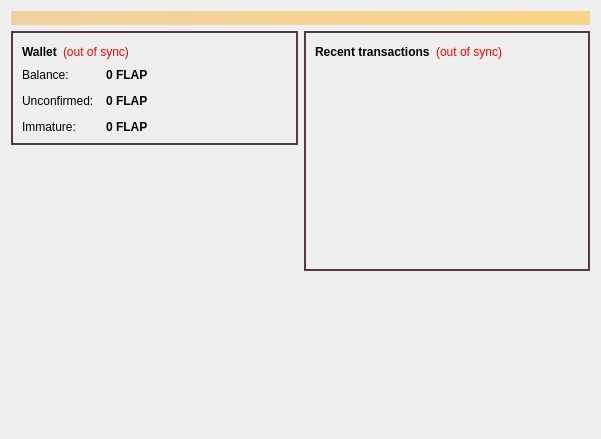
Crestington/flappycoin-master, file src/qt/forms/overviewpage.ui: the form before one commit.
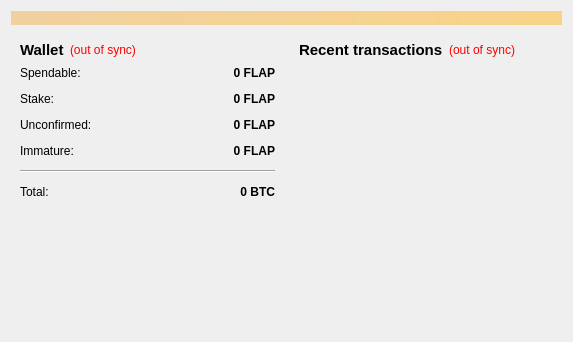
The form after the commit. Icons and pictures are not drawn.

```diff
--- a/src/qt/forms/overviewpage.ui
+++ b/src/qt/forms/overviewpage.ui
@@ -6,8 +6,8 @@
    <rect>
     <x>0</x>
     <y>0</y>
-    <width>601</width>
-    <height>439</height>
+    <width>573</width>
+    <height>342</height>
    </rect>
   </property>
   <property name="windowTitle">
@@ -35,18 +35,7 @@
      <item>
       <layout class="QVBoxLayout" name="verticalLayout_2">
        <item>
-        <widget class="QFrame" name="frame">
-         <property name="styleSheet">
-          <string notr="true">#frame {
-border: 2px solid #553746;
-}</string>
-         </property>
-         <property name="frameShape">
-          <enum>QFrame::StyledPanel</enum>
-         </property>
-         <property name="frameShadow">
-          <enum>QFrame::Raised</enum>
-         </property>
+        <widget class="QWidget" name="widget" native="true">
          <layout class="QVBoxLayout" name="verticalLayout_4">
           <item>
            <layout class="QHBoxLayout" name="horizontalLayout_4">
@@ -54,6 +43,7 @@
              <widget class="QLabel" name="label_5">
               <property name="font">
                <font>
+                <pointsize>11</pointsize>
                 <weight>75</weight>
                 <bold>true</bold>
                </font>
@@ -108,7 +98,7 @@
             <item row="0" column="0">
              <widget class="QLabel" name="label">
               <property name="text">
-               <string>Balance:</string>
+               <string>Spendable:</string>
               </property>
              </widget>
             </item>
@@ -129,19 +119,54 @@
               <property name="text">
                <string notr="true">0 FLAP</string>
               </property>
+              <property name="alignment">
+               <set>Qt::AlignRight|Qt::AlignTrailing|Qt::AlignVCenter</set>
+              </property>
               <property name="textInteractionFlags">
                <set>Qt::LinksAccessibleByMouse|Qt::TextSelectableByKeyboard|Qt::TextSelectableByMouse</set>
               </property>
              </widget>
             </item>
             <item row="1" column="0">
+             <widget class="QLabel" name="label_6">
+              <property name="text">
+               <string>Stake:</string>
+              </property>
+             </widget>
+            </item>
+            <item row="1" column="1">
+             <widget class="QLabel" name="labelStake">
+              <property name="font">
+               <font>
+                <weight>75</weight>
+                <bold>true</bold>
+               </font>
+              </property>
+              <property name="cursor">
+               <cursorShape>IBeamCursor</cursorShape>
+              </property>
+              <property name="toolTip">
+               <string>Total of coins that was staked, and do not yet count toward the current balance</string>
+              </property>
+              <property name="text">
+               <string notr="true">0 FLAP</string>
+              </property>
+              <property name="alignment">
+               <set>Qt::AlignRight|Qt::AlignTrailing|Qt::AlignVCenter</set>
+              </property>
+              <property name="textInteractionFlags">
+               <set>Qt::LinksAccessibleByMouse|Qt::TextSelectableByKeyboard|Qt::TextSelectableByMouse</set>
+              </property>
+             </widget>
+            </item>
+            <item row="2" column="0">
              <widget class="QLabel" name="label_3">
               <property name="text">
                <string>Unconfirmed:</string>
               </property>
              </widget>
             </item>
-            <item row="1" column="1">
+            <item row="2" column="1">
              <widget class="QLabel" name="labelUnconfirmed">
               <property name="font">
                <font>
@@ -158,19 +183,22 @@
               <property name="text">
                <string notr="true">0 FLAP</string>
               </property>
+              <property name="alignment">
+               <set>Qt::AlignRight|Qt::AlignTrailing|Qt::AlignVCenter</set>
+              </property>
               <property name="textInteractionFlags">
                <set>Qt::LinksAccessibleByMouse|Qt::TextSelectableByKeyboard|Qt::TextSelectableByMouse</set>
               </property>
              </widget>
             </item>
-            <item row="2" column="0">
+            <item row="3" column="0">
              <widget class="QLabel" name="labelImmatureText">
               <property name="text">
                <string>Immature:</string>
               </property>
              </widget>
             </item>
-            <item row="2" column="1">
+            <item row="3" column="1">
              <widget class="QLabel" name="labelImmature">
               <property name="font">
                <font>
@@ -184,6 +212,48 @@
               <property name="text">
                <string notr="true">0 FLAP</string>
               </property>
+              <property name="alignment">
+               <set>Qt::AlignRight|Qt::AlignTrailing|Qt::AlignVCenter</set>
+              </property>
+              <property name="textInteractionFlags">
+               <set>Qt::LinksAccessibleByMouse|Qt::TextSelectableByKeyboard|Qt::TextSelectableByMouse</set>
+              </property>
+             </widget>
+            </item>
+            <item row="4" column="0" colspan="2">
+             <widget class="Line" name="line">
+              <property name="orientation">
+               <enum>Qt::Horizontal</enum>
+              </property>
+             </widget>
+            </item>
+            <item row="5" column="0">
+             <widget class="QLabel" name="labelTotalText">
+              <property name="text">
+               <string>Total:</string>
+              </property>
+             </widget>
+            </item>
+            <item row="5" column="1">
+             <widget class="QLabel" name="labelTotal">
+              <property name="font">
+               <font>
+                <weight>75</weight>
+                <bold>true</bold>
+               </font>
+              </property>
+              <property name="cursor">
+               <cursorShape>IBeamCursor</cursorShape>
+              </property>
+              <property name="toolTip">
+               <string>Your current total balance</string>
+              </property>
+              <property name="text">
+               <string notr="true">0 BTC</string>
+              </property>
+              <property name="alignment">
+               <set>Qt::AlignRight|Qt::AlignTrailing|Qt::AlignVCenter</set>
+              </property>
               <property name="textInteractionFlags">
                <set>Qt::LinksAccessibleByMouse|Qt::TextSelectableByKeyboard|Qt::TextSelectableByMouse</set>
               </property>
@@ -207,41 +277,24 @@
          </property>
         </spacer>
        </item>
-       <item>
-        <widget class="QLabel" name="label_wallet_bg">
-         <property name="text">
-          <string/>
-         </property>
-         <property name="pixmap">
-          <pixmap resource="../bitcoin.qrc">:/images/res/images/wallet-bg.png</pixmap>
-         </property>
-         <property name="alignment">
-          <set>Qt::AlignCenter</set>
-         </property>
-        </widget>
-       </item>
       </layout>
      </item>
      <item>
       <layout class="QVBoxLayout" name="verticalLayout_3">
        <item>
-        <widget class="QFrame" name="frame_2">
-         <property name="styleSheet">
-          <string notr="true">#frame_2 {
-border: 2px solid #553746;
-}</string>
-         </property>
-         <property name="frameShape">
-          <enum>QFrame::StyledPanel</enum>
-         </property>
-         <property name="frameShadow">
-          <enum>QFrame::Raised</enum>
-         </property>
+        <widget class="QWidget" name="widget_2" native="true">
          <layout class="QVBoxLayout" name="verticalLayout">
           <item>
            <layout class="QHBoxLayout" name="horizontalLayout_2">
             <item>
              <widget class="QLabel" name="label_4">
+              <property name="font">
+               <font>
+                <pointsize>11</pointsize>
+                <weight>75</weight>
+                <bold>true</bold>
+               </font>
+              </property>
               <property name="text">
                <string>&lt;b&gt;Recent transactions&lt;/b&gt;</string>
               </property>
@@ -300,19 +353,6 @@
          </layout>
         </widget>
        </item>
-       <item>
-        <spacer name="verticalSpacer_2">
-         <property name="orientation">
-          <enum>Qt::Vertical</enum>
-         </property>
-         <property name="sizeHint" stdset="0">
-          <size>
-           <width>20</width>
-           <height>40</height>
-          </size>
-         </property>
-        </spacer>
-       </item>
       </layout>
      </item>
     </layout>
```
Left out of the diff: 13 changed lines with no effect on the pictures.
